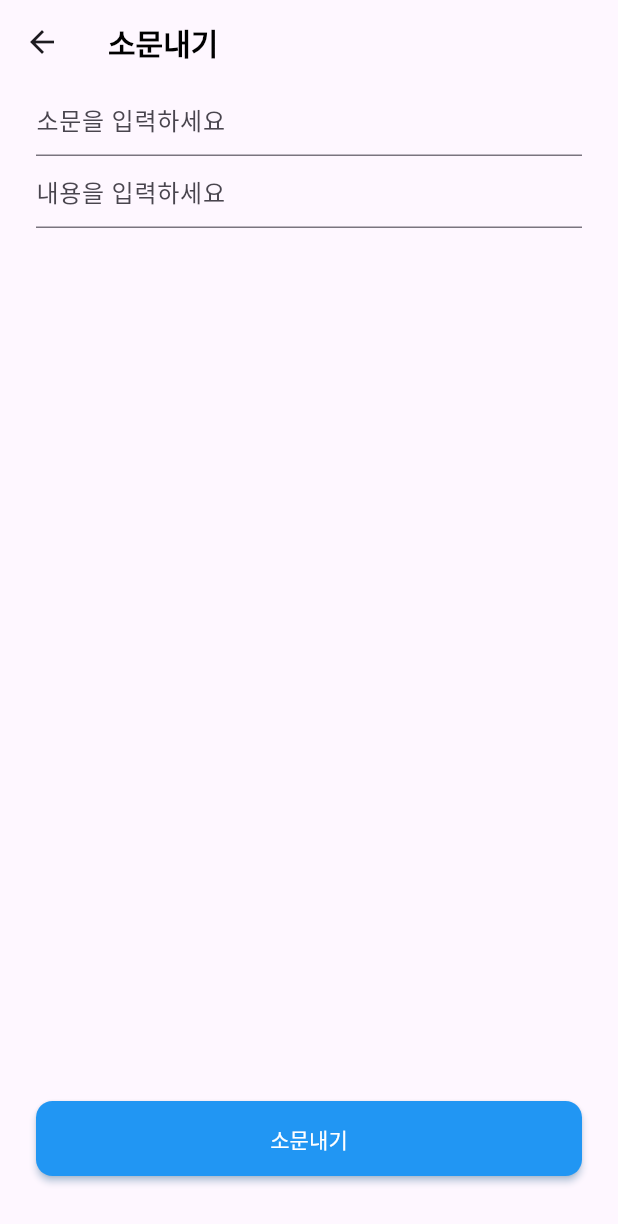
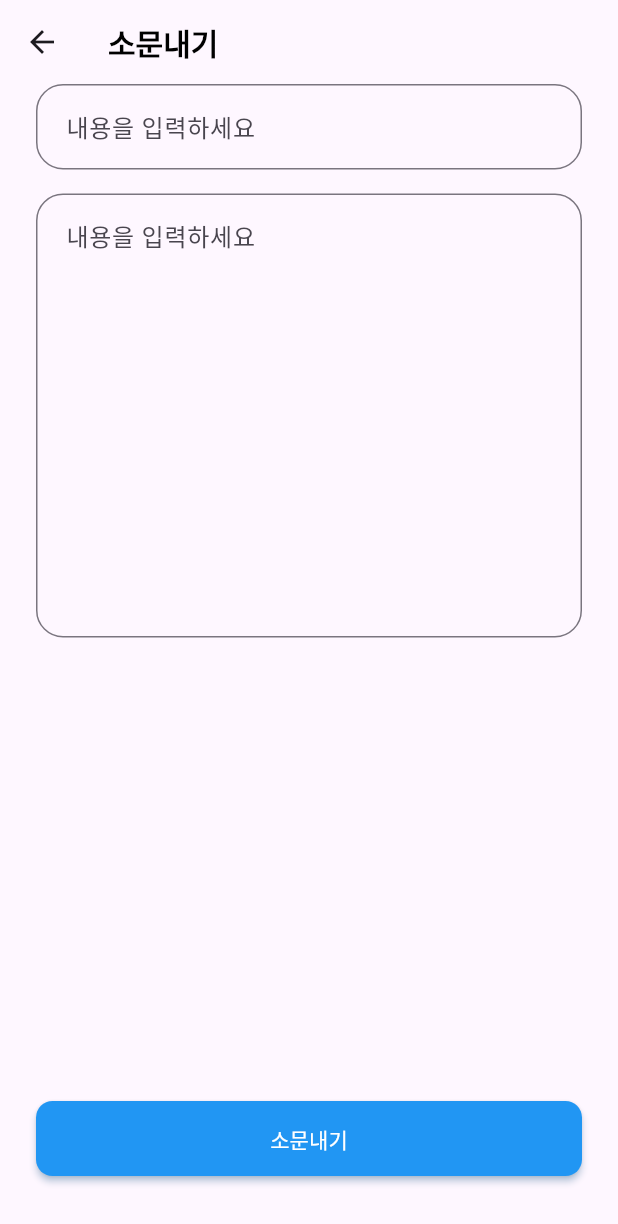
Before and after one commit to HongWonjong/region-based-chat, a Flutter app: the StoryCreatePage screen opened directly, on a phone screen of 412 x 824 dp. Shown: the top 1224 px of the screen. Run offline on Flutter 3.47's test engine with Material 3 defaults, Android fonts, the phone set to English and light mode, and no system bars; our stand-ins replace firebase_core; accounts and stored records are empty; generated files the repository leaves out were written again; statements that could not run were skipped.

Commit message:
feat: 스토리 생성 페이지 텍스트 필드 UI 개선 및 레이아웃 조정

```diff
--- a/lib/pages/story_create_page.dart
+++ b/lib/pages/story_create_page.dart
@@ -22,12 +22,20 @@ class StoryCreatePage extends StatelessWidget {
           children: [
             TextField(
               decoration: InputDecoration(
-                hintText: '소문을 입력하세요',
+                hintText: '내용을 입력하세요',
+                border:
+                    OutlineInputBorder(borderRadius: BorderRadius.circular(18)),
+                contentPadding: EdgeInsets.all(16),
               ),
             ),
+            SizedBox(height: 16),
             TextField(
+              maxLines: 11,
               decoration: InputDecoration(
                 hintText: '내용을 입력하세요',
+                border:
+                    OutlineInputBorder(borderRadius: BorderRadius.circular(18)),
+                contentPadding: EdgeInsets.all(16),
               ),
             ),
             Spacer(),
```
